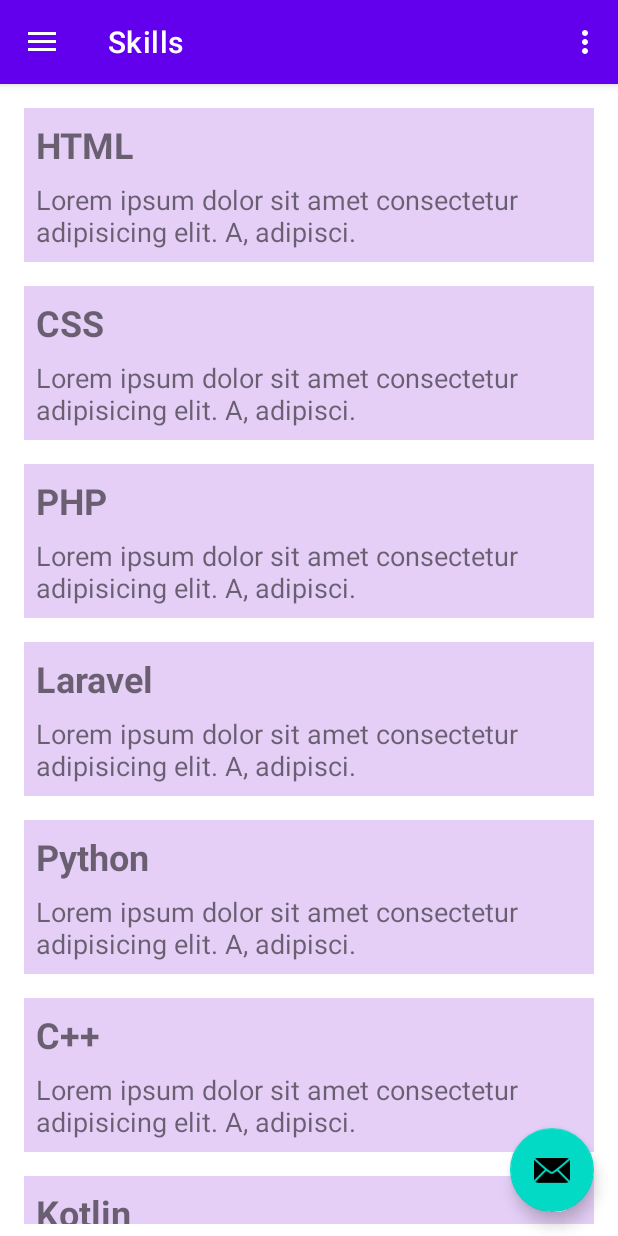
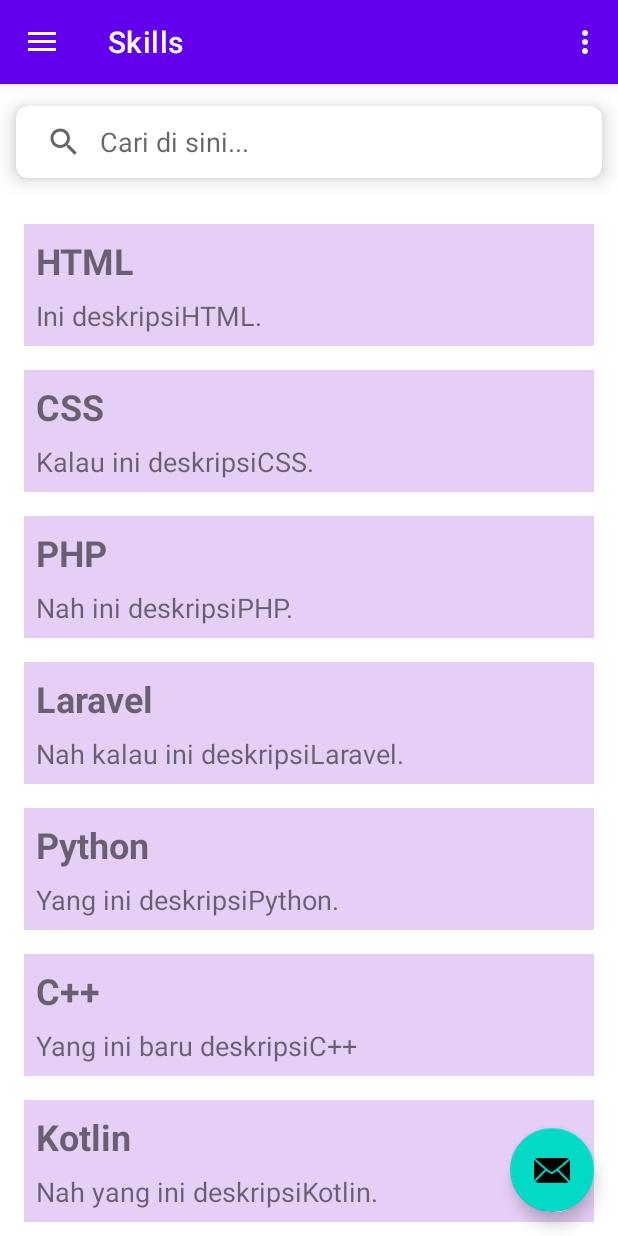
Before and after one commit to ray-ahmad/121140002_Tugas3PAM, an Android app: the screen it shows after launch (MainActivity), in the side drawer, after a tap on "Skills", on a phone screen of 412 x 824 dp. Run offline under Robolectric (Android 15) with nearby library versions, the phone set to English and light mode, and no system bars; our stand-ins replace navigation-ui.

Commit message:
first commit

```diff
--- a/app/src/main/java/com/example/tugas1pam/SkillsAdapter.kt
+++ b/app/src/main/java/com/example/tugas1pam/SkillsAdapter.kt
@@ -5,7 +5,7 @@ import android.view.ViewGroup
 import androidx.recyclerview.widget.RecyclerView
 import com.example.tugas1pam.databinding.RowSkillsBinding
 
-class SkillsAdapter(private val listData: ArrayList<Skills>): RecyclerView.Adapter<SkillsAdapter.DataViewHolder>() {
+class SkillsAdapter(private var listData: ArrayList<Skills>): RecyclerView.Adapter<SkillsAdapter.DataViewHolder>() {
     private lateinit var OnClickCallBack: onClickCallBack
 
     fun setOnClickCallBack(data: onClickCallBack){
@@ -25,6 +25,11 @@ class SkillsAdapter(private val listData: ArrayList<Skills>): RecyclerView.Adapt
         }
     }
 
+    fun setFilteredList(filterList: List<Skills>){
+        this.listData = filterList as ArrayList<Skills>
+        notifyDataSetChanged()
+    }
+
     override fun getItemCount(): Int {
         return listData.count()
     }
--- a/app/src/main/java/com/example/tugas1pam/ui/skills/SkillsFragment.kt
+++ b/app/src/main/java/com/example/tugas1pam/ui/skills/SkillsFragment.kt
@@ -4,6 +4,7 @@ import android.os.Bundle
 import android.view.LayoutInflater
 import android.view.View
 import android.view.ViewGroup
+import android.widget.SearchView
 import android.widget.TextView
 import android.widget.Toast
 import androidx.core.os.bundleOf
@@ -19,6 +20,7 @@ import com.example.tugas1pam.Skills
 import com.example.tugas1pam.SkillsAdapter
 import com.example.tugas1pam.databinding.FragmentSkillsBinding
 import com.example.tugas1pam.ui.skill_detail.SkillDetailFragment
+import java.util.Locale
 
 class SkillsFragment : Fragment() {
     companion object{
@@ -47,16 +49,53 @@ class SkillsFragment : Fragment() {
         binding.rvSkills.setHasFixedSize(true)
         binding.rvSkills.layoutManager = LinearLayoutManager(context)
 
-        listSkills.add(Skills("HTML", "Lorem ipsum dolor sit amet consectetur adipisicing elit. A, adipisci."))
-        listSkills.add(Skills("CSS", "Lorem ipsum dolor sit amet consectetur adipisicing elit. A, adipisci."))
-        listSkills.add(Skills("PHP", "Lorem ipsum dolor sit amet consectetur adipisicing elit. A, adipisci."))
-        listSkills.add(Skills("Laravel", "Lorem ipsum dolor sit amet consectetur adipisicing elit. A, adipisci."))
-        listSkills.add(Skills("Python", "Lorem ipsum dolor sit amet consectetur adipisicing elit. A, adipisci."))
-        listSkills.add(Skills("C++", "Lorem ipsum dolor sit amet consectetur adipisicing elit. A, adipisci."))
-        listSkills.add(Skills("Kotlin", "Lorem ipsum dolor sit amet consectetur adipisicing elit. A, adipisci."))
+        listSkills.add(Skills("HTML", "Ini deskripsiHTML."))
+        listSkills.add(Skills("CSS", "Kalau ini deskripsiCSS."))
+        listSkills.add(Skills("PHP", "Nah ini deskripsiPHP."))
+        listSkills.add(Skills("Laravel", "Nah kalau ini deskripsiLaravel."))
+        listSkills.add(Skills("Python", "Yang ini deskripsiPython."))
+        listSkills.add(Skills("C++", "Yang ini baru deskripsiC++"))
+        listSkills.add(Skills("Kotlin", "Nah yang ini deskripsiKotlin."))
+        listSkills.add(Skills("Javascript", "Nah kalau yang ini deskripsiJavascript."))
+        listSkills.add(Skills("Bootstrap", "Ini baru deskripsiBootstrap."))
 
         val skillsAdapter = SkillsAdapter(listSkills)
 
+        binding.searchSkills.setOnQueryTextListener(object : SearchView.OnQueryTextListener,
+            androidx.appcompat.widget.SearchView.OnQueryTextListener {
+            override fun onQueryTextSubmit(query: String?): Boolean {
+                return false
+            }
+
+            override fun onQueryTextChange(newText: String?): Boolean {
+                if (newText != null) {
+                    val filteredList = ArrayList<Skills>()
+                    for (i in listSkills) {
+                        if (i.name?.lowercase(Locale.ROOT)?.contains(newText) == true
+                            ||
+                            i.desc?.lowercase(Locale.ROOT)?.contains(newText) == true) {
+                            filteredList.add(i)
+                        }
+                    }
+
+                    if (filteredList.isEmpty()) {
+                        binding.rvSkills.visibility = View.INVISIBLE
+                        binding.noResult.visibility = View.VISIBLE
+                        Toast.makeText(requireActivity(), "Tidak ada hasil.", Toast.LENGTH_SHORT).show()
+                    } else {
+                        skillsAdapter.setFilteredList(filteredList)
+                        binding.rvSkills.visibility = View.VISIBLE
+                        binding.noResult.visibility = View.INVISIBLE
+                    }
+                }
+                else{
+                    binding.rvSkills.visibility = View.VISIBLE
+                    binding.noResult.visibility = View.INVISIBLE
+                }
+                return true
+            }
+
+        })
 
         skillsAdapter.setOnClickCallBack(object: SkillsAdapter.onClickCallBack{
             val skillDetail = SkillDetailFragment()
@@ -72,6 +111,11 @@ class SkillsFragment : Fragment() {
         return root
     }
 
+    private fun filterList(query: String?) {
+
+
+    }
+
     override fun onDestroyView() {
         super.onDestroyView()
         _binding = null
--- a/app/src/main/res/layout/fragment_skills.xml
+++ b/app/src/main/res/layout/fragment_skills.xml
@@ -5,10 +5,52 @@
     android:layout_width="match_parent"
     android:layout_height="match_parent"
     tools:context=".ui.skills.SkillsFragment">
+    <com.google.android.material.card.MaterialCardView
+        android:id="@+id/materialCardView"
+        android:layout_width="0dp"
+        android:layout_height="wrap_content"
+        app:cardCornerRadius="8dp"
+        app:cardElevation="8dp"
+        app:cardUseCompatPadding="true"
+        app:layout_constraintEnd_toEndOf="parent"
+        app:layout_constraintHorizontal_bias="0.5"
+        app:layout_constraintStart_toStartOf="parent"
+        app:layout_constraintTop_toTopOf="parent"
+        >
+
+        <androidx.appcompat.widget.SearchView
+            android:id="@+id/search_skills"
+            android:layout_width="match_parent"
+            android:layout_height="wrap_content"
+            app:queryBackground="@android:color/transparent"
+            app:iconifiedByDefault="false"
+            app:queryHint="Cari di sini..."
+            />
+    </com.google.android.material.card.MaterialCardView>
+
+    <TextView
+        android:id="@+id/no_result"
+        android:layout_width="wrap_content"
+        android:layout_height="wrap_content"
+        android:text="Tidak ada hasil"
+        app:layout_constraintTop_toBottomOf="@+id/materialCardView"
+        app:layout_constraintBottom_toBottomOf="parent"
+        app:layout_constraintStart_toStartOf="parent"
+        app:layout_constraintEnd_toEndOf="parent"
+        tools:listitem="@layout/row_skills"
+        android:visibility="invisible"
+        />
+
     <androidx.recyclerview.widget.RecyclerView
         android:id="@+id/rv_skills"
-        android:layout_width="match_parent"
-        android:layout_height="match_parent"
+        android:layout_width="0dp"
+        android:layout_height="0dp"
+        android:layout_margin="8dp"
+        app:layout_constraintTop_toBottomOf="@+id/materialCardView"
+        app:layout_constraintBottom_toBottomOf="parent"
+        app:layout_constraintStart_toStartOf="parent"
+        app:layout_constraintEnd_toEndOf="parent"
         tools:listitem="@layout/row_skills"
-        android:layout_margin="8dp"/>
+        android:visibility="visible"
+        />
 </androidx.constraintlayout.widget.ConstraintLayout>
```
Also changed, not shown: 4 other files.
